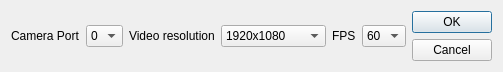
This is startupdialog.ui in JustasBart/DigitalInspectionAndMeasurement as Qt 5 draws it before an edit. The edited form follows.
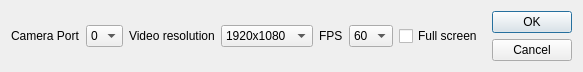
This is the edited form.

Commit message: Commit before changing dialog box UI

The edit to the form file:
```diff
--- a/startupdialog.ui
+++ b/startupdialog.ui
@@ -6,7 +6,7 @@
    <rect>
     <x>0</x>
     <y>0</y>
-    <width>503</width>
+    <width>583</width>
     <height>70</height>
    </rect>
   </property>
@@ -132,6 +132,13 @@
        </item>
       </widget>
      </item>
+     <item>
+      <widget class="QCheckBox" name="fullScreencheckBox">
+       <property name="text">
+        <string>Full screen</string>
+       </property>
+      </widget>
+     </item>
     </layout>
    </item>
    <item>
```
The commit also changes 1 other file.
